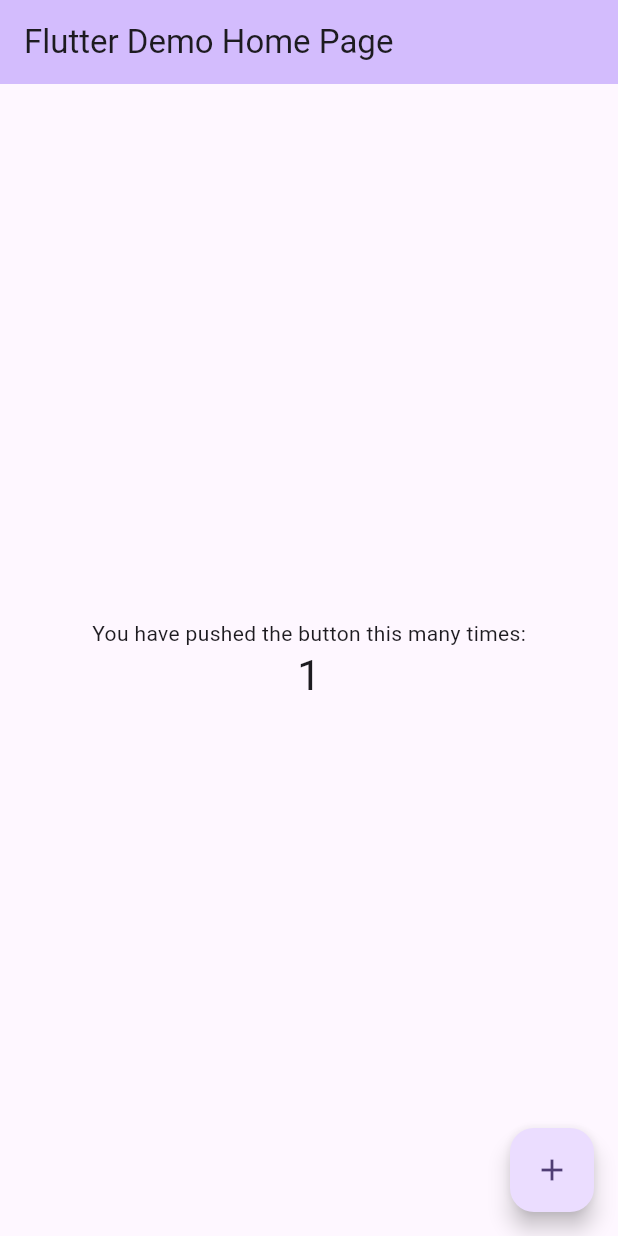
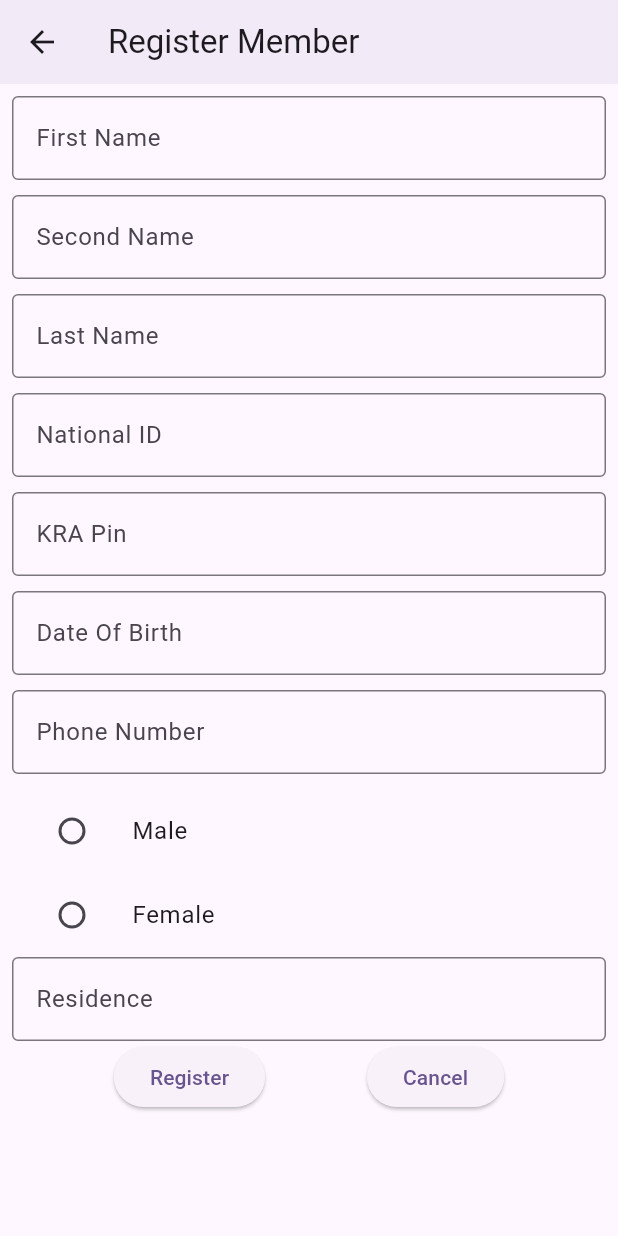
Before and after one commit to stevenjoro098/Sacco-Flutter-App, a Flutter app: the screen it shows after launch, after a tap on the "add" icon, on a phone screen of 412 x 824 dp. Run offline on Flutter 3.47's test engine with Material 3 defaults, Android fonts, the light colour scheme and no system bars.

Commit message:
Register member page

```diff
--- a/lib/main.dart
+++ b/lib/main.dart
@@ -1,33 +1,18 @@
 import 'package:flutter/material.dart';
 
+import 'register.dart';
 void main() {
   runApp(const MyApp());
 }
 
 class MyApp extends StatelessWidget {
   const MyApp({super.key});
-
-  // This widget is the root of your application.
   @override
   Widget build(BuildContext context) {
     return MaterialApp(
       title: 'Flutter Demo',
       theme: ThemeData(
-        // This is the theme of your application.
-        //
-        // TRY THIS: Try running your application with "flutter run". You'll see
-        // the application has a purple toolbar. Then, without quitting the app,
-        // try changing the seedColor in the colorScheme below to Colors.green
-        // and then invoke "hot reload" (save your changes or press the "hot
-        // reload" button in a Flutter-supported IDE, or press "r" if you used
-        // the command line to start the app).
-        //
-        // Notice that the counter didn't reset back to zero; the application
-        // state is not lost during the reload. To reset the state, use hot
-        // restart instead.
-        //
-        // This works for code too, not just values: Most code changes can be
-        // tested with just a hot reload.
+
         colorScheme: ColorScheme.fromSeed(seedColor: Colors.deepPurple),
         useMaterial3: true,
       ),
@@ -39,15 +24,6 @@
 class MyHomePage extends StatefulWidget {
   const MyHomePage({super.key, required this.title});
 
-  // This widget is the home page of your application. It is stateful, meaning
-  // that it has a State object (defined below) that contains fields that affect
-  // how it looks.
-
-  // This class is the configuration for the state. It holds the values (in this
-  // case the title) provided by the parent (in this case the App widget) and
-  // used by the build method of the State. Fields in a Widget subclass are
-  // always marked "final".
-
   final String title;
 
   @override
@@ -55,68 +31,29 @@
 }
 
 class _MyHomePageState extends State<MyHomePage> {
-  int _counter = 0;
-
-  void _incrementCounter() {
-    setState(() {
-      // This call to setState tells the Flutter framework that something has
-      // changed in this State, which causes it to rerun the build method below
-      // so that the display can reflect the updated values. If we changed
-      // _counter without calling setState(), then the build method would not be
-      // called again, and so nothing would appear to happen.
-      _counter++;
-    });
-  }
 
   @override
   Widget build(BuildContext context) {
-    // This method is rerun every time setState is called, for instance as done
-    // by the _incrementCounter method above.
-    //
-    // The Flutter framework has been optimized to make rerunning build methods
-    // fast, so that you can just rebuild anything that needs updating rather
-    // than having to individually change instances of widgets.
+   // than having to individually change instances of widgets.
     return Scaffold(
       appBar: AppBar(
-        // TRY THIS: Try changing the color here to a specific color (to
-        // Colors.amber, perhaps?) and trigger a hot reload to see the AppBar
-        // change color while the other colors stay the same.
         backgroundColor: Theme.of(context).colorScheme.inversePrimary,
-        // Here we take the value from the MyHomePage object that was created by
-        // the App.build method, and use it to set our appbar title.
         title: Text(widget.title),
       ),
       body: Center(
-        // Center is a layout widget. It takes a single child and positions it
-        // in the middle of the parent.
         child: Column(
-          // Column is also a layout widget. It takes a list of children and
-          // arranges them vertically. By default, it sizes itself to fit its
-          // children horizontally, and tries to be as tall as its parent.
-          //
-          // Column has various properties to control how it sizes itself and
-          // how it positions its children. Here we use mainAxisAlignment to
-          // center the children vertically; the main axis here is the vertical
-          // axis because Columns are vertical (the cross axis would be
-          // horizontal).
-          //
-          // TRY THIS: Invoke "debug painting" (choose the "Toggle Debug Paint"
-          // action in the IDE, or press "p" in the console), to see the
-          // wireframe for each widget.
           mainAxisAlignment: MainAxisAlignment.center,
           children: <Widget>[
-            const Text(
-              'You have pushed the button this many times:',
-            ),
-            Text(
-              '$_counter',
-              style: Theme.of(context).textTheme.headlineMedium,
-            ),
+
           ],
         ),
       ),
       floatingActionButton: FloatingActionButton(
-        onPressed: _incrementCounter,
+        onPressed: (){
+          Navigator.push(context,
+            MaterialPageRoute(builder: (context) => const Register()));
+
+        },
         tooltip: 'Increment',
         child: const Icon(Icons.add),
       ), // This trailing comma makes auto-formatting nicer for build methods.
--- /dev/null
+++ b/lib/register.dart
@@ -0,0 +1,134 @@
+import 'package:flutter/cupertino.dart';
+import 'package:flutter/material.dart';
+
+enum genderCharacter { Male, Female }
+class Register extends StatefulWidget {
+  const Register({super.key});
+
+  @override
+  State<Register> createState() => _RegisterState();
+}
+
+class _RegisterState extends State<Register> {
+
+  String selectedGender = "";
+
+  @override
+  Widget build(BuildContext context) {
+
+    return Scaffold(
+      appBar: AppBar(
+        title: Text('Register Member'),
+        elevation: 3,
+
+      ),
+      body: SingleChildScrollView(
+        padding: const EdgeInsets.all(8.0),
+        child: Center(
+          child: Column(
+            crossAxisAlignment: CrossAxisAlignment.start,
+            children:<Widget>[
+              TextField(
+                decoration: InputDecoration(
+                  border: OutlineInputBorder(),
+                  labelText: 'First Name'
+                ),
+              ),
+              SizedBox(height: 10,),
+              TextField(
+                decoration: InputDecoration(
+                    border: OutlineInputBorder(),
+                    labelText: 'Second Name'
+                ),
+              ),
+              SizedBox(height: 10,),
+              TextField(
+                decoration: InputDecoration(
+                    border: OutlineInputBorder(),
+                    labelText: 'Last Name'
+                ),
+              ),
+              SizedBox(height: 10,),
+              TextField(
+                decoration: InputDecoration(
+                    border: OutlineInputBorder(),
+                    labelText: 'National ID'
+                ),
+              ),
+              SizedBox(height: 10,),
+              TextField(
+                decoration: InputDecoration(
+                    border: OutlineInputBorder(),
+                    labelText: 'KRA Pin'
+                ),
+              ),
+              SizedBox(height: 10,),
+              TextField(
+                decoration: InputDecoration(
+                    border: OutlineInputBorder(),
+                    labelText: 'Date Of Birth'
+                ),
+              ),
+              SizedBox(height: 10,),
+              TextField(
+                decoration: InputDecoration(
+                    border: OutlineInputBorder(),
+                    labelText: 'Phone Number'
+                ),
+              ),
+              SizedBox(height: 10,),
+              Column(
+                children: [
+                  ListTile(
+                    title: const Text('Male'),
+                    leading: Radio(
+                        value: 'Male',
+                        groupValue:selectedGender,
+                        onChanged: (value) {
+                          setState(() {
+                              selectedGender = value!;
+                          });
+                        }
+                    ),
+                  ),
+                  ListTile(
+                    title: const Text('Female'),
+                    leading: Radio(
+                        value:'Female',
+                        groupValue:selectedGender,
+                        onChanged: (value) {
+                          setState(() {
+                            selectedGender = value!;
+                          });
+                        }
+                    ),
+                  )
+                ],
+              ),
+              TextField(
+                decoration: InputDecoration(
+                    border: OutlineInputBorder(),
+                    labelText: 'Residence'
+                ),
+              ),
+              Row(
+                mainAxisAlignment: MainAxisAlignment.spaceEvenly,
+                children: [
+                  ElevatedButton(
+                      onPressed: (){},
+                      child: Text('Register')
+                  ),
+                  ElevatedButton(
+                      onPressed: (){},
+                      child: Text('Cancel')
+                  )
+                ],
+              ),
+
+            ],
+          ),
+        ),
+      ),
+    );
+  }
+}
```
